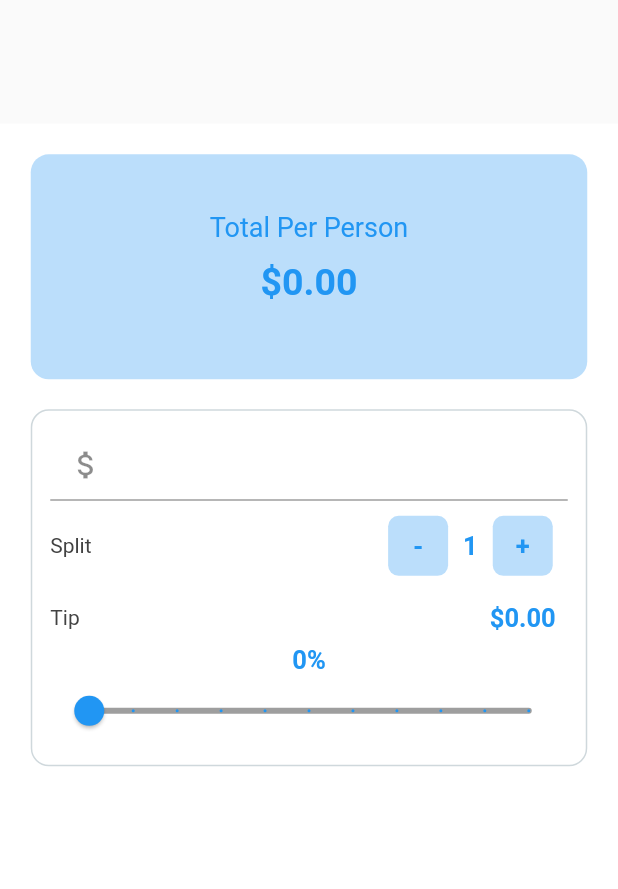
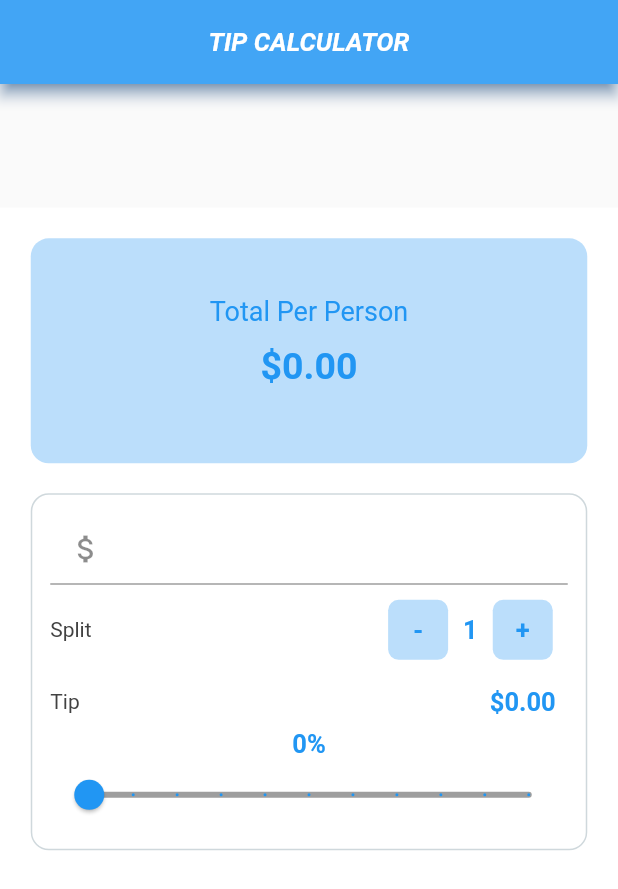
Before and after one commit to abhivoid/Tip_Calculator, a Flutter app: the screen it shows after launch, on a phone screen of 412 x 824 dp. Shown: the top 889 px of the screen. Run offline on Flutter 3.47's test engine with Material 2 defaults, Android fonts, the phone set to English and light mode, and no system bars.

Commit message:
Second commit

```diff
--- a/lib/main.dart
+++ b/lib/main.dart
@@ -17,6 +17,19 @@ class _BillSplitterState extends State<BillSplitter> {
   @override
   Widget build(BuildContext context) {
     return Scaffold(
+      appBar: AppBar(
+        title: Text("TIP CALCULATOR",style: TextStyle(
+          fontWeight: FontWeight.bold,
+          fontSize: 17,
+          fontStyle: FontStyle.italic,
+          color: Colors.white
+        ),),
+        centerTitle: true,
+        shadowColor: Colors.blue.shade800,
+        backgroundColor: Colors.blue.shade400,
+
+
+      ),
       body: Container(
         margin: EdgeInsets.only(top: MediaQuery.of(context).size.height*0.1),
         alignment: Alignment.center,
```
